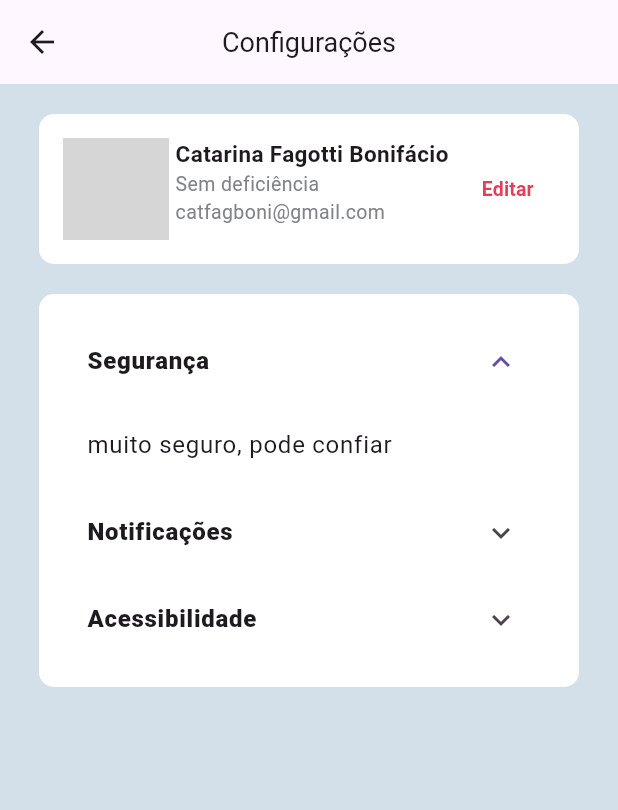
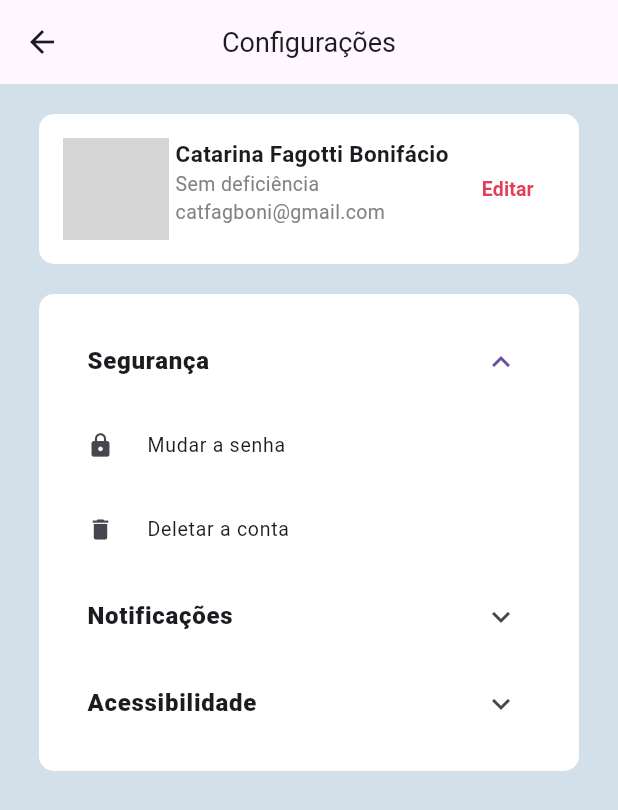
Before and after one commit to AmeMeida/tcc-da-lua, a Flutter app: the Config screen opened by its route, after a tap on "Segurança", on a phone screen of 412 x 824 dp. Shown: the top 810 px of the screen. Run offline on Flutter 3.47's test engine with Material 3 defaults, Android fonts, the phone set to English and light mode, and no system bars; our stand-ins replace flutter_map, latlong2; network calls fail; grey boxes are pictures that could not be loaded.

Commit message:
o pai é foda tem que respeitar

```diff
--- a/tccmobile/lib/config/config.dart
+++ b/tccmobile/lib/config/config.dart
@@ -1,3 +1,4 @@
+import 'package:flutter/cupertino.dart';
 import 'package:flutter/material.dart';
 import 'package:tccmobile/config/widget_config.dart';
 import 'package:tccmobile/model/usuario.dart';
@@ -20,7 +21,8 @@ class VariaveisConf {
 }
 
 class _ConfigState extends State<Config> {
-  /*void ModoEscuro() {
+  //MODO ESCURO
+  void ModoEscuro() {
     if (VariaveisConf.light == false) {
       Color azul = Color.fromARGB(255, 82, 109, 130);
       Color azulLogo = Color.fromARGB(255, 101, 121, 155);
@@ -32,15 +34,48 @@ class _ConfigState extends State<Config> {
     } else {
       Color azul = Color.fromARGB(255, 82, 109, 130);
       Color azulLogo = Color.fromARGB(255, 101, 121, 155);
-      Color azulFundo = Color.fromARGB(255, 211, 224, 234);
+      Color azulFundo = Color.fromARGB(255, 22, 46, 65);
       Color vermelho = Color.fromARGB(255, 226, 62, 87);
       Color brancoCerto = Color.fromARGB(255, 196, 203, 202);
       Color branco = const Color.fromARGB(255, 138, 134, 134);
       Color cinza = Color.fromARGB(255, 129, 132, 134);
     }
-  }*/
+  }
+
+  //AVISO
+    void mudarSenha(){
+      showDialog(
+        context: context,
+        builder: (context){
+          return CupertinoAlertDialog(
+            title: Text("Configurações"),
+            content: Text("Deseja mesmo mudar a senha?"),
+            actions: [
+              CupertinoDialogAction(child: Text("Não")),
+              CupertinoDialogAction(child: Text("Sim")),
+            ]
+          );
+        }
+      );
+    }
+    void deletarConta(){
+      showDialog(
+        context: context,
+        builder: (context){
+          return CupertinoAlertDialog(
+            title: Text("Configurações"),
+            content: Text("Deseja mesmo deletar sua conta?"),
+            actions: [
+              CupertinoDialogAction(child: Text("Não")),
+              CupertinoDialogAction(child: Text("Sim")),
+            ]
+          );
+        }
+      );
+    }
 
   final bool customIcon = false;
+  bool notif = true;
 
   @override
   Widget build(BuildContext context) {
@@ -122,8 +157,15 @@ class _ConfigState extends State<Config> {
                         title: const Text("Segurança", style: TextStyle(fontSize: 16, fontWeight: FontWeight.w900)),
                         children: [
                           ListTile(
-                            title: Text("muito seguro, pode confiar"),
+                            title: Text("Mudar a senha", style: TextStyle(fontSize: 13)),
+                            leading: Icon(Icons.lock,size: 18),
+                            onTap: () => mudarSenha(),
                           ),
+                          ListTile(
+                            title: Text("Deletar a conta", style: TextStyle(fontSize: 13),),
+                            leading: Icon(Icons.delete, size: 18,),
+                            onTap: () => deletarConta(),
+                          )
                         ],
                       ),
                     ),
@@ -132,8 +174,15 @@ class _ConfigState extends State<Config> {
                       child: ExpansionTile(
                         title: const Text("Notificações", style: TextStyle(fontSize: 16, fontWeight: FontWeight.w900)),
                         children: [
-                          ListTile(
-                            title: Text("n precisa se preocupar com isso"),
+                          SwitchListTile(
+                            title: Text("Permitir notificações?", style: TextStyle(fontSize: 13)),
+                            secondary: const Icon(Icons.notifications_active, size: 18),
+                            value: notif,
+                            onChanged: (bool value){
+                              setState(() {
+                                notif = value;
+                              });
+                            },
                           ),
                         ],
                       ),
@@ -144,7 +193,19 @@ class _ConfigState extends State<Config> {
                         title: const Text("Acessibilidade", style: TextStyle(fontSize: 16, fontWeight: FontWeight.w900)),
                         children: [
                           ListTile(
-                            title: Text("pera ai"),
+                            title: Text("Tamanho da fonte", style: TextStyle(fontSize: 13)),
+                            leading: const Icon(Icons.format_size, size: 18,),
+                          ),
+                          SwitchListTile(
+                            title: Text("Modo escuro", style: TextStyle(fontSize: 13)),
+                            secondary: const Icon(Icons.dark_mode, size: 18,),
+                            value: VariaveisConf.light,
+                            onChanged: (bool value){
+                              setState(() {
+                                VariaveisConf.light = !VariaveisConf.light;
+                                ModoEscuro();
+                              });
+                            },
                           ),
                         ],
                       )
--- a/tccmobile/lib/model/usuario.dart
+++ b/tccmobile/lib/model/usuario.dart
@@ -8,6 +8,7 @@ class User{
   User({required this.usuario, required this.senha, required this.email});
 }
 
+//array com todos os usuarios - vale a pena colocar o banco de dados em uma array e chamar ela depois? não soa seguro
 List<User> users = [
     User(usuario: "cat", senha: "12345", email: "catfagboni@gmail.com"),
     User(usuario: "tbasso", senha: "0708", email: "tbasso@cotil.unicamp.br"),
```
